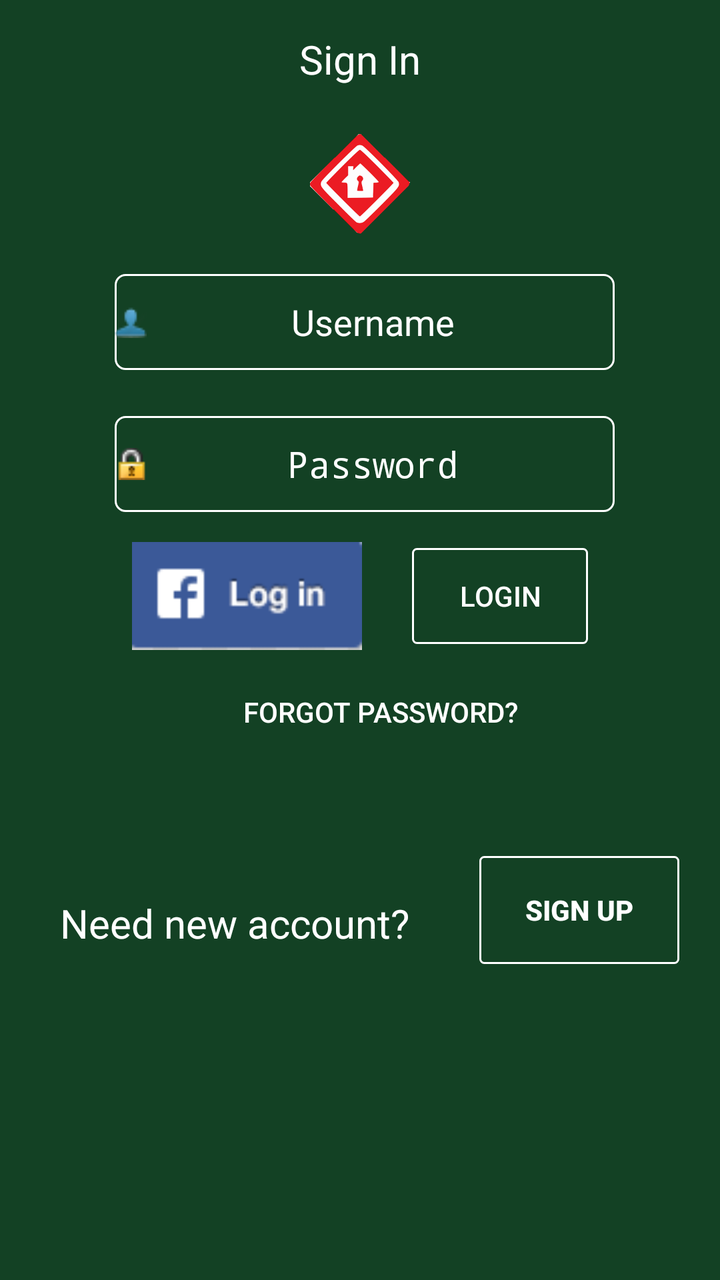
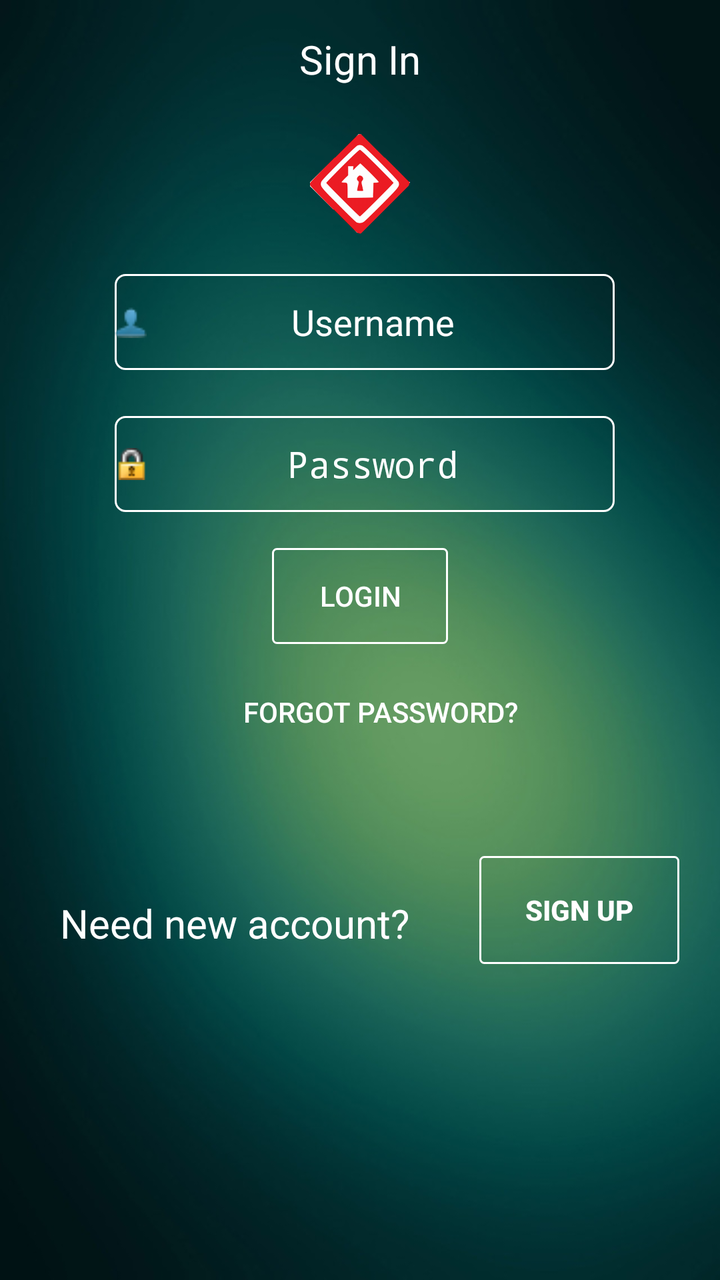

Compare the two renders of this Android layout. The source of the first and the diff that turns it into the second are given below.
<!-- AndroidManifest.xml: application theme AppTheme -->
<!-- res/layout/login.xml -->
<?xml version="1.0" encoding="utf-8"?>
<LinearLayout xmlns:android="http://schemas.android.com/apk/res/android"
    android:orientation="vertical" android:layout_width="match_parent"
    android:layout_height="match_parent"
    android:background="@drawable/background">



    <ScrollView
            android:layout_width="match_parent"
            android:layout_height="match_parent"
        android:layout_above="@+id/relativeLayout"
            android:layout_below="@+id/textView2">

            <LinearLayout
                android:layout_width="match_parent"
                android:layout_height="match_parent"
                android:orientation="vertical">

                <FrameLayout
                    android:layout_width="match_parent"
                    android:layout_height="wrap_content"
                    android:layout_marginBottom="8dp"
                    android:layout_gravity="top|center_horizontal"
                    android:layout_marginTop="0dp">

                    <LinearLayout
                        android:layout_width="384dp"
                        android:layout_height="match_parent"
                        android:layout_gravity="top|center"
                        android:orientation="horizontal"
                        android:weightSum="1">

                        <TextView
                            android:layout_width="match_parent"
                            android:layout_height="wrap_content"
                            android:layout_marginLeft="0dp"
                            android:gravity="center|center_vertical"
                            android:padding="16dp"
                            android:text="Sign In"
                            android:textColor="#FFFFFF"
                            android:textSize="20sp"
                            android:layout_weight="1.06"
                            android:paddingLeft="40dp" />
                    </LinearLayout>
                </FrameLayout>

                <FrameLayout
                    android:layout_width="wrap_content"
                    android:layout_height="wrap_content"
                    android:layout_gravity="center"
                    android:layout_marginBottom="20dp">
                    <ImageView
                        android:layout_width="50dp"
                        android:layout_height="50dp"
                        android:src="@drawable/logo"/>
                    </FrameLayout>


                <FrameLayout
                    android:layout_width="wrap_content"
                    android:layout_height="wrap_content"
                    android:layout_gravity="center"
                    android:layout_marginBottom="8dp">

                    <LinearLayout
                        android:layout_width="match_parent"
                        android:layout_height="match_parent"
                        android:layout_gravity="center"
                        android:orientation="horizontal">


                        <EditText
                            android:id="@+id/enterUsername"
                            android:layout_width="250dp"
                            android:layout_height="48dp"
                            android:layout_gravity="left|center_vertical"
                            android:layout_marginLeft="5dp"
                            android:layout_weight="0.5"
                            android:background="@drawable/roundededittext"
                            android:gravity="center"
                            android:hint="Username"
                            android:inputType="text"
                            android:drawableLeft="@drawable/username"
                            android:paddingRight="8dp"
                            android:textColor="@android:color/white"
                            android:textColorHint="@android:color/white" />

                        <TextView
                            android:layout_width="wrap_content"
                            android:layout_height="wrap_content"
                            android:layout_weight="0.5" />


                    </LinearLayout>

                </FrameLayout>


                <TextView
                    android:layout_width="match_parent"
                    android:layout_height="15dp" />

                <FrameLayout
                    android:layout_width="wrap_content"
                    android:layout_height="wrap_content"
                    android:layout_gravity="center"
                    android:layout_marginBottom="8dp"

                    >

                    <LinearLayout
                        android:layout_width="match_parent"
                        android:layout_height="match_parent"
                        android:layout_gravity="center"
                        android:orientation="horizontal">


                        <EditText
                            android:id="@+id/enterPassword"
                            android:layout_width="250dp"
                            android:layout_height="48dp"
                            android:layout_gravity="left|center_vertical"
                            android:layout_marginLeft="5dp"
                            android:layout_weight="0.5"
                            android:background="@drawable/roundededittext"
                            android:gravity="center"
                            android:drawableLeft="@drawable/password"
                            android:hint="Password"
                            android:inputType="textPassword"
                            android:paddingRight="8dp"
                            android:textColor="@android:color/white"
                            android:textColorHint="@android:color/white" />


                    </LinearLayout>

                </FrameLayout>

                <FrameLayout
                    android:layout_width="match_parent"
                    android:layout_height="wrap_content"
                    android:orientation="horizontal">

                    <LinearLayout
                        android:layout_width="wrap_content"
                        android:layout_height="wrap_content"
                        android:layout_gravity="center"
                        android:orientation="horizontal">

                        <TextView
                            android:layout_width="wrap_content"
                            android:layout_height="wrap_content"
                            android:layout_marginLeft="10dp" />

                        <Button
                            android:layout_width="115dp"
                            android:layout_height="54dp"
                            android:text=""
                            android:layout_weight="1"
                            android:layout_gravity="center"
                            android:textStyle="bold"
                            android:onClick="fblogin"
                            android:id="@+id/fbLogin"
                            android:background="@drawable/fblogin"
                            android:layout_marginRight="25dp"/>

                        <Button
                            android:id="@+id/login"
                            android:layout_width="wrap_content"
                            android:layout_height="wrap_content"
                            android:layout_marginBottom="10dp"
                            android:layout_marginLeft="0dp"
                            android:layout_marginTop="10dp"
                            android:layout_weight="2.96"
                            android:background="@drawable/button"
                            android:text="Login"
                            android:textColor="#FFFFFF" />

                        <TextView
                            android:layout_width="wrap_content"
                            android:layout_height="wrap_content"
                            android:layout_marginLeft="10dp" />
                    </LinearLayout>

                </FrameLayout>

                <FrameLayout
                    android:layout_width="wrap_content"
                    android:layout_height="wrap_content"
                    android:layout_gravity="center"
                    >

                    <LinearLayout
                        android:layout_width="wrap_content"
                        android:layout_height="wrap_content">

                        <Button
                        android:id="@+id/forgotpassword"
                        android:layout_width="wrap_content"
                        android:layout_height="wrap_content"
                        android:layout_marginBottom="10dp"
                        android:layout_marginLeft="20dp"
                        android:layout_weight="8.44"
                        android:background="@null"
                        android:text="Forgot Password?"
                        android:textColor="#FFFFFF" />
                    </LinearLayout>

                </FrameLayout>


                <FrameLayout
                    android:layout_width="wrap_content"
                    android:layout_height="30dp"
                    android:layout_gravity="center"
                    android:layout_marginBottom="8dp"></FrameLayout>

                <FrameLayout
                    android:layout_width="wrap_content"
                    android:layout_height="wrap_content"
                    android:layout_gravity="center"
                    android:layout_marginBottom="8dp">
                    <LinearLayout
                        android:layout_width="wrap_content"
                        android:layout_height="wrap_content">
                <TextView
                    android:layout_width="wrap_content"
                    android:layout_height="wrap_content"
                    android:layout_marginTop="20dp"
                    android:layout_marginLeft="10dp"
                    android:textSize="20dp"
                    android:text="Need new account? "
                    android:textColor="#FFFFFF"/>

                    <Button
                        android:layout_width="100dp"
                        android:layout_height="54dp"
                        android:text="Sign Up"
                        android:textColor="#FFFFFF"
                        android:layout_marginLeft="30dp"
                        android:layout_gravity="center"
                        android:textStyle="bold"
                        android:id="@+id/signup"
                        android:background="@drawable/button"/>
                    </LinearLayout>
                </FrameLayout>

            </LinearLayout>
        </ScrollView>
</LinearLayout>
<!-- resources referenced by this layout -->
<resources>
  <!-- drawable background: jpg bitmap (drawable, 42034 bytes) -->
  <!-- drawable button (drawable) -->
  <?xml version="1.0" encoding="utf-8"?>
  <shape xmlns:android="http://schemas.android.com/apk/res/android"
      android:shape="rectangle">
      <gradient android:startColor="@null"
          android:endColor="@null"
          android:angle="270" />
      <corners android:radius="2dp" />
      <stroke android:width="3px" android:color="#FFFFFF" />
  </shape>
  <!-- drawable fblogin: png bitmap (drawable, 1093 bytes) -->
  <!-- drawable logo: png bitmap (drawable, 3400 bytes) -->
  <!-- drawable password: png bitmap (drawable, 973 bytes) -->
  <!-- drawable roundededittext (drawable) -->
  <?xml version="1.0" encoding="utf-8"?>
  <shape xmlns:android="http://schemas.android.com/apk/res/android"
      android:shape="rectangle" android:padding="2dp">
  
      <corners android:radius="5dp"/>
      <solid android:color="@android:color/transparent"/>
      <stroke android:width="1dp" android:color="#FFFFFF"/>
  </shape>
  <!-- drawable username: png bitmap (drawable, 812 bytes) -->
  <style name="AppTheme" parent="Theme.AppCompat.Light.DarkActionBar">
          
          <item name="colorPrimary">@color/colorPrimary</item>
          <item name="colorPrimaryDark">@color/colorPrimaryDark</item>
          <item name="colorAccent">@color/colorAccent</item>
      </style>
  <color name="colorPrimary">#3F51B5</color>
  <color name="colorPrimaryDark">#303F9F</color>
  <color name="colorAccent">#FF4081</color>
</resources>

<!-- the commit's change to res/layout/login.xml (unified diff, before → after) -->
@@ -2,7 +2,7 @@
 <LinearLayout xmlns:android="http://schemas.android.com/apk/res/android"
     android:orientation="vertical" android:layout_width="match_parent"
     android:layout_height="match_parent"
-    android:background="@drawable/background">
+    android:background="@drawable/background1">
 
 
 
@@ -154,18 +154,6 @@
                             android:layout_marginLeft="10dp" />
 
                         <Button
-                            android:layout_width="115dp"
-                            android:layout_height="54dp"
-                            android:text=""
-                            android:layout_weight="1"
-                            android:layout_gravity="center"
-                            android:textStyle="bold"
-                            android:onClick="fblogin"
-                            android:id="@+id/fbLogin"
-                            android:background="@drawable/fblogin"
-                            android:layout_marginRight="25dp"/>
-
-                        <Button
                             android:id="@+id/login"
                             android:layout_width="wrap_content"
                             android:layout_height="wrap_content"
<!-- resource entries referenced after the edit -->
@@ -1,6 +1,6 @@
 <!-- resources referenced by this layout -->
 <resources>
-  <!-- drawable background: jpg bitmap (drawable, 42034 bytes) -->
+  <!-- drawable background1: jpg bitmap (drawable, 42034 bytes) -->
   <!-- drawable button (drawable) -->
   <?xml version="1.0" encoding="utf-8"?>
   <shape xmlns:android="http://schemas.android.com/apk/res/android"
@@ -11,7 +11,6 @@
       <corners android:radius="2dp" />
       <stroke android:width="3px" android:color="#FFFFFF" />
   </shape>
-  <!-- drawable fblogin: png bitmap (drawable, 1093 bytes) -->
   <!-- drawable logo: png bitmap (drawable, 3400 bytes) -->
   <!-- drawable password: png bitmap (drawable, 973 bytes) -->
   <!-- drawable roundededittext (drawable) -->
